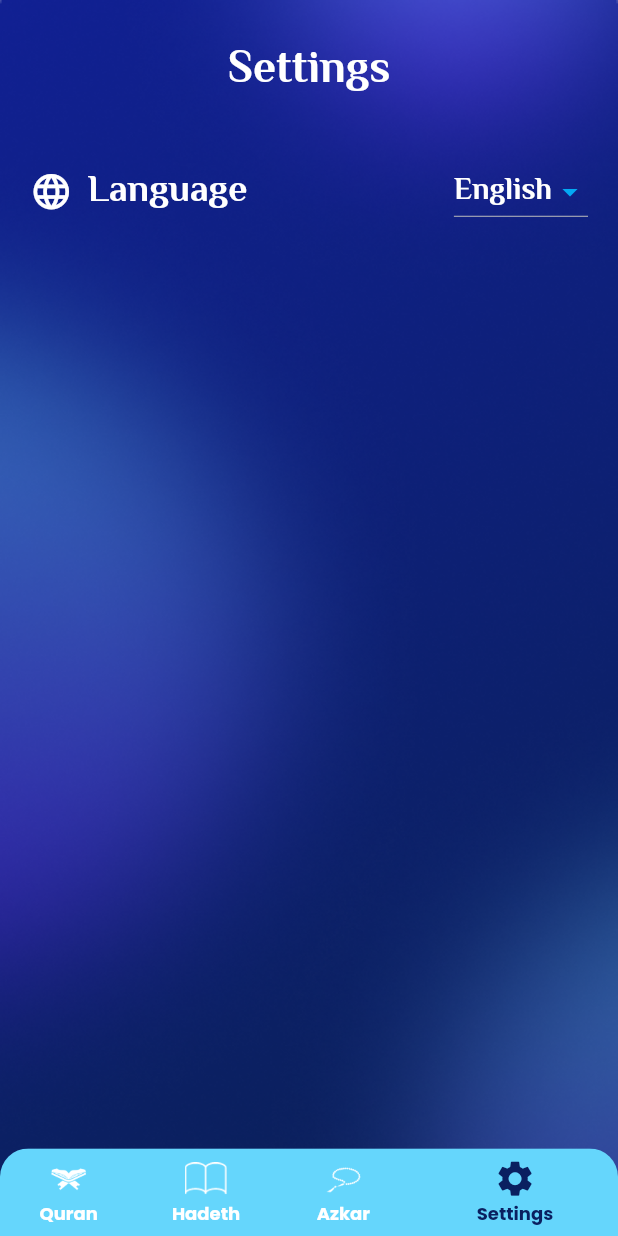
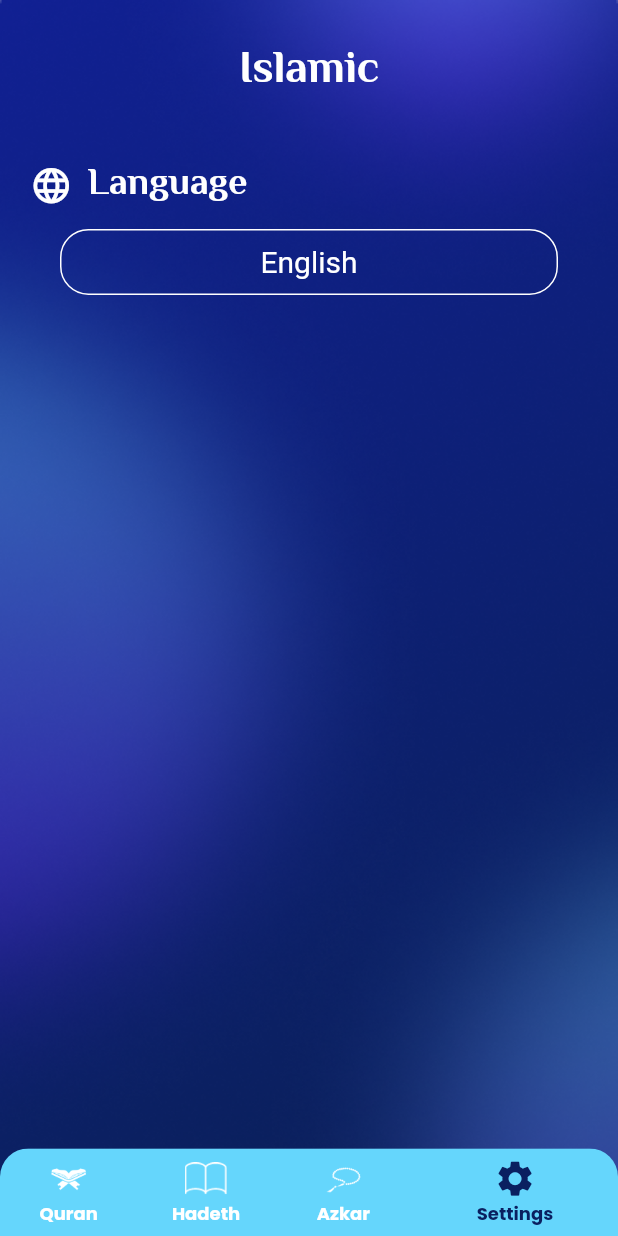
Before and after one commit to heshamgasser/islamicEncyclopaedia, a Flutter app: the screen it shows after launch, item 4 of the bottom bar chosen, on a phone screen of 412 x 824 dp. Run offline on Flutter 3.47's test engine with Material 2 defaults, Android fonts, the light colour scheme and no system bars; our stand-ins replace flutter_screenutil, google_fonts; generated files the repository leaves out were written again; network calls fail.

Commit message:
complete language function

```diff
--- a/lib/provider/app_provider.dart
+++ b/lib/provider/app_provider.dart
@@ -1,8 +1,14 @@
 import 'package:flutter/material.dart';
 
 class AppProvider extends ChangeNotifier{
+  bool arabicSelected = false;
+  String languageCode = 'en';
 
-  String languageCode = 'en';
+
+  void changeArabicSelected (bool value){
+    arabicSelected = value;
+    notifyListeners();
+  }
 
   void changeLanguageCode (String selectedLanguage){
     if (languageCode == selectedLanguage) return;
--- a/lib/provider/home_provider.dart
+++ b/lib/provider/home_provider.dart
@@ -3,6 +3,7 @@ import 'package:quran/screen/tabs/azkar_tab.dart';
 import 'package:quran/screen/tabs/hadeth_tab.dart';
 import 'package:quran/screen/tabs/quran_tab.dart';
 import 'package:quran/screen/tabs/setting_tab.dart';
+
 
 class HomeProvider extends ChangeNotifier{
 
@@ -15,6 +16,6 @@ class HomeProvider extends ChangeNotifier{
 
 
   List<Widget> tabs = [QuranTab(), HadethTab(), AzkarTab(), SettingsTab()];
-  List<String> tabsTitle = ['Quran', 'Hadeth', 'Azkar', 'Settings'];
+  List<String> tabsTitle = ['quran', 'hadeth', 'azkar', 'settings'];
 
 }
--- a/lib/screen/home_layout.dart
+++ b/lib/screen/home_layout.dart
@@ -3,6 +3,7 @@ import 'package:flutter_screenutil/flutter_screenutil.dart';
 import 'package:provider/provider.dart';
 import 'package:quran/provider/home_provider.dart';
 import 'package:quran/style/app_color.dart';
+import 'package:flutter_gen/gen_l10n/app_localizations.dart';
 
 class HomeLayout extends StatelessWidget {
   static const String routeName = 'Home Layout';
@@ -30,7 +31,7 @@ class HomeLayout extends StatelessWidget {
               title: Column(
                 children: [
                   Text(
-                    homeProvider.tabsTitle[homeProvider.selectedIndex],
+                    AppLocalizations.of(context)!.islamic,
                     style: Theme.of(context).textTheme.titleLarge,
                   ),
 
@@ -39,7 +40,6 @@ class HomeLayout extends StatelessWidget {
             ),
 
           body: homeProvider.tabs[homeProvider.selectedIndex],
-
             bottomNavigationBar: ClipRRect(
               borderRadius: BorderRadius.only(
                 topRight: Radius.circular(20.r),
@@ -57,23 +57,23 @@ class HomeLayout extends StatelessWidget {
                       icon: ImageIcon(
                         AssetImage('assets/images/quran.png'),
                       ),
-                      label: homeProvider.tabsTitle[0],
+                      label:  AppLocalizations.of(context)!.quran,
                       backgroundColor: AppColor.lightBlue),
                   BottomNavigationBarItem(
                       icon: ImageIcon(
                         AssetImage('assets/images/hadeth.png'),
                       ),
-                      label:  homeProvider.tabsTitle[1],
+                      label:  AppLocalizations.of(context)!.hadeth,
                       backgroundColor: AppColor.lightBlue),
                   BottomNavigationBarItem(
                       icon: ImageIcon(
                         AssetImage('assets/images/sebha.png'),
                       ),
-                      label:  homeProvider.tabsTitle[2],
+                      label:  AppLocalizations.of(context)!.azkar,
                       backgroundColor: AppColor.lightBlue),
                   BottomNavigationBarItem(
                       icon: Icon(Icons.settings),
-                      label:  homeProvider.tabsTitle[3],
+                      label:  AppLocalizations.of(context)!.settings,
                       backgroundColor: AppColor.lightBlue),
                 ],
               ),
--- a/lib/screen/tabs/hadeth_tab.dart
+++ b/lib/screen/tabs/hadeth_tab.dart
@@ -1,5 +1,7 @@
 import 'package:flutter/material.dart';
 import 'package:flutter_screenutil/flutter_screenutil.dart';
+import 'package:provider/provider.dart';
+import 'package:quran/provider/app_provider.dart';
 import 'package:quran/screen/widget/hadeth_category_item.dart';
 import 'package:quran/shared/hadeth_api_manager.dart';
 import 'package:quran/style/app_color.dart';
@@ -9,11 +11,11 @@ class HadethTab extends StatelessWidget {
 
   @override
   Widget build(BuildContext context) {
-
+      var appProvider = Provider.of<AppProvider>(context);
     return
 
 
-      FutureBuilder(future: HadithAPIFucnction.getHadithCategory(), builder: (context, snapshot) {
+      FutureBuilder(future: HadithAPIFucnction.getHadithCategory(appProvider.languageCode), builder: (context, snapshot) {
       print(snapshot.data?[1]);
       if (snapshot.connectionState == ConnectionState.waiting){
         return Center(child: CircularProgressIndicator(),);
--- a/lib/screen/tabs/setting_tab.dart
+++ b/lib/screen/tabs/setting_tab.dart
@@ -3,6 +3,9 @@ import 'package:flutter_screenutil/flutter_screenutil.dart';
 import 'package:provider/provider.dart';
 import 'package:quran/provider/app_provider.dart';
 import 'package:quran/provider/setting_provider.dart';
+import 'package:flutter_gen/gen_l10n/app_localizations.dart';
+import 'package:quran/screen/widget/language_container.dart';
+import 'package:quran/style/app_color.dart';
 
 class SettingsTab extends StatelessWidget {
   const SettingsTab({super.key});
@@ -14,48 +17,66 @@ class SettingsTab extends StatelessWidget {
       builder: (context, child) {
         var appProvider = Provider.of<AppProvider>(context);
         var settingProvider = Provider.of<SettingProvider>(context);
-      return  Padding(
+        return Padding(
           padding: EdgeInsets.symmetric(horizontal: 20.w, vertical: 10.h),
           child: Column(
-          crossAxisAlignment: CrossAxisAlignment.start,
+            crossAxisAlignment: CrossAxisAlignment.stretch,
             children: [
               Row(
                 children: [
-                Icon(Icons.language, size: 30.r, color: Colors.white,),
-                SizedBox(width:  10.w),
+                  Icon(
+                    Icons.language,
+                    size: 30.r,
+                    color: Colors.white,
+                  ),
+                  SizedBox(width: 10.w),
                   Text(
-                  'Language',
-                  style: Theme.of(context).textTheme.titleMedium,
+                    AppLocalizations.of(context)!.language,
+                    style: Theme
+                        .of(context)
+                        .textTheme
+                        .titleMedium,
                   ),
-                Spacer(),
-                DropdownButton(
-                  iconEnabledColor:Colors.lightBlue,
-                  value: settingProvider.selectedLang,
-
-                  dropdownColor: Colors.lightBlue,
-                  borderRadius: BorderRadius.circular(20.r),
-                  items: settingProvider.languages
-                      .map((e) => DropdownMenuItem(
-                    child: Text(
-                      e,
-                      style: Theme.of(context).textTheme.titleSmall,
-                    ),
-                    value: e,
-                  ))
-                      .toList(),
-                  onChanged: (value) {
-                   settingProvider.changeSelectedLang(value ?? settingProvider.selectedLang);
-                   appProvider.changeLanguageCode(settingProvider.selectedLang == 'English' ? 'en' : 'ar');
-                  },
-                )
                 ],
               ),
 
+              LanguageContainer(
+                text: appProvider.languageCode == 'en' ? AppLocalizations.of(
+                    context)!.english : AppLocalizations.of(context)!.arabic,
+                optionOne: AppLocalizations.of(context)!.english,
+                optionTwo: AppLocalizations.of(context)!.arabic,
+                selectedItem: appProvider.languageCode == 'en' ? true : false,
+                optionOneFunction: () {
+                  appProvider.changeLanguageCode('en');
+                  Navigator.pop(context);
+                },
+                optionTwoFUnction: () {
+                  appProvider.changeLanguageCode('ar');
+                  Navigator.pop(context);
+                },
+              ),
+
+              // Row(
+              //   mainAxisAlignment: MainAxisAlignment.center,
+              //   children: [
+              //     Text(AppLocalizations.of(context)!.english, style: Theme.of(context).textTheme.displayMedium,),
+              //     Switch(
+              //       inactiveTrackColor: Colors.lightBlue,
+              //       activeTrackColor: Colors.lightBlue,
+              //       activeColor: AppColor.lightYellow,
+              //       inactiveThumbColor: AppColor.lightYellow,
+              //
+              //       value: appProvider.arabicSelected, onChanged: (value){
+              //       appProvider.changeArabicSelected(value);
+              //        appProvider.changeLanguageCode(appProvider.arabicSelected ? 'ar' : 'en');
+              //     },),
+              //     Text(AppLocalizations.of(context)!.arabic, style: Theme.of(context).textTheme.displayMedium,),
+              //   ],
+              // ),
             ],
           ),
         );
       },
-
     );
   }
 }
--- /dev/null
+++ b/lib/screen/widget/language_container.dart
@@ -0,0 +1,114 @@
+import 'package:flutter/material.dart';
+import 'package:flutter_screenutil/flutter_screenutil.dart';
+
+
+class LanguageContainer extends StatelessWidget {
+  String text;
+  String optionOne;
+  String optionTwo;
+  bool selectedItem;
+  Function optionOneFunction;
+  Function optionTwoFUnction;
+
+  LanguageContainer(
+      {required this.text,
+      required this.optionOne,
+      required this.optionTwo,
+      required this.selectedItem,
+      required this.optionOneFunction,
+      required this.optionTwoFUnction,
+      });
+
+  @override
+  Widget build(BuildContext context) {
+    return InkWell(
+      onTap: () {
+        showModalBottomSheet(
+          shape: RoundedRectangleBorder(
+            borderRadius: BorderRadius.only(
+              topLeft: Radius.circular(20.r),
+              topRight: Radius.circular(20.r),
+            ),
+          ),
+          context: context,
+          builder: (context) {
+            return Container(
+              padding: EdgeInsets.symmetric(horizontal: 20.w, vertical: 15.h),
+              decoration: BoxDecoration(
+                color: Colors.lightBlue,
+                borderRadius: BorderRadius.only(
+                  topRight: Radius.circular(20.r),
+                  topLeft: Radius.circular(20.r),
+                ),
+              ),
+              child: Padding(
+                padding: EdgeInsets.symmetric(vertical: 15.0.h),
+                child: Column(
+                  mainAxisSize: MainAxisSize.min,
+                  mainAxisAlignment: MainAxisAlignment.start,
+                  children: [
+                    InkWell(
+                      onTap: () {
+                        optionOneFunction();
+                      },
+                      child: Row(
+                        children: [
+                          Text(
+                            optionOne,
+                            style: Theme.of(context).textTheme.displayMedium,
+                          ),
+                          Spacer(),
+                          Visibility(
+                              visible: selectedItem,
+                              child: Icon(
+                                Icons.done,
+                                size: 30.r,
+                                color: Colors.white,
+                              )),
+                        ],
+                      ),
+                    ),
+                    SizedBox(height: 20.h),
+                    InkWell(
+                      onTap: () {
+                        optionTwoFUnction();
+                      },
+                      child: Row(
+                        children: [
+                          Text(
+                            optionTwo,
+                            style: Theme.of(context).textTheme.displayMedium,
+                          ),
+                          Spacer(),
+                          Visibility(
+                              visible: !selectedItem,
+                              child: Icon(
+                                Icons.done,
+                                size: 30.r,
+                                color: Colors.white,
+                              )),
+                        ],
+                      ),
+                    ),
+                  ],
+                ),
+              ),
+            );
+          },
+        );
+      },
+      child: Container(
+        padding: EdgeInsets.symmetric(horizontal: 20.w, vertical: 10.h),
+        margin: EdgeInsets.symmetric(horizontal: 20.w, vertical: 10.h),
+        decoration: BoxDecoration(
+            borderRadius: BorderRadius.circular(20.r),
+            border: Border.all(color: Colors.white)),
+        child: Center(
+            child: Text(
+          text,
+          style: Theme.of(context).textTheme.displayMedium,
+        )),
+      ),
+    );
+  }
+}
--- a/lib/shared/hadeth_api_manager.dart
+++ b/lib/shared/hadeth_api_manager.dart
@@ -6,11 +6,11 @@ import 'package:quran/constants/app_const.dart';
 import 'package:quran/models/hadeth_category.dart';
 
 class HadithAPIFucnction {
-  static Future<List<HadethCategory>> getHadithCategory() async {
+  static Future<List<HadethCategory>> getHadithCategory(String lang) async {
     Uri url = Uri.https(
       hadethBaseUrl,
       hadethCategoryEndPoint,
-      {'language': 'en'},
+      {'language': lang},
     );
     Response response = await http.get(url);
     var jsonResponse = (jsonDecode(response.body) as List)
--- a/lib/style/app_theme.dart
+++ b/lib/style/app_theme.dart
@@ -40,7 +40,6 @@ class AppTheme {
 
 
 
-
     bottomNavigationBarTheme: BottomNavigationBarThemeData(
       showSelectedLabels: true,
       type: BottomNavigationBarType.shifting,
```
Also changed, not shown: lib/l10n/app_ar.arb (+8 -1 lines), lib/l10n/app_en.arb (+8 -1 lines). Lines whose indentation alone changed are shown as unchanged.
